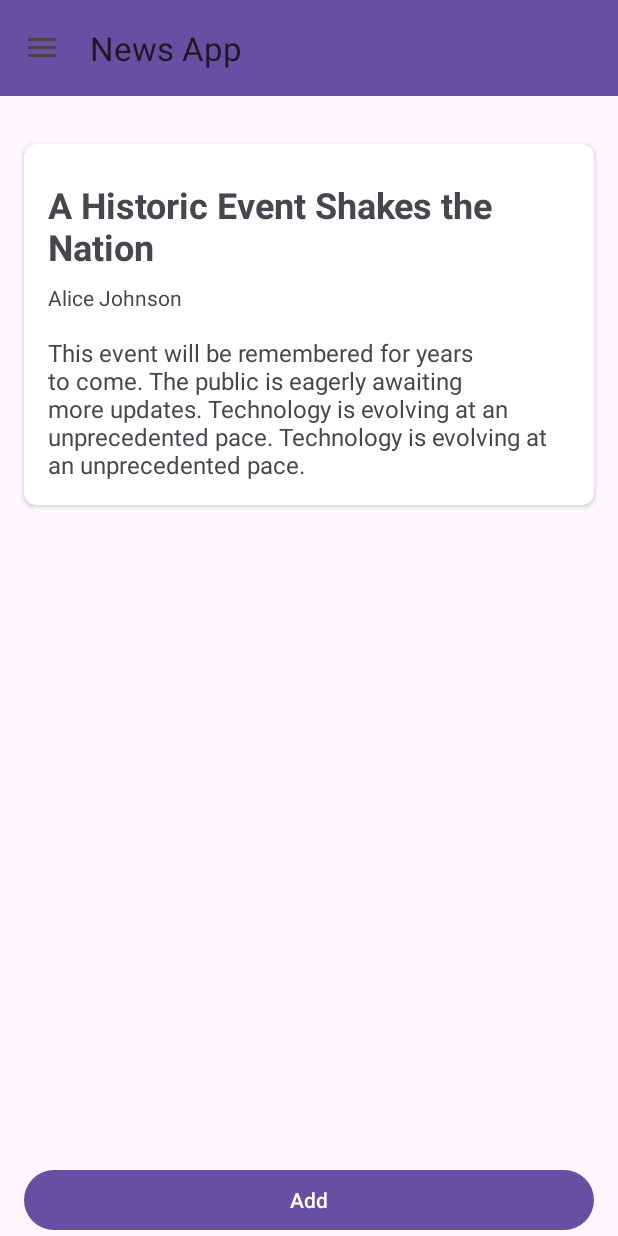
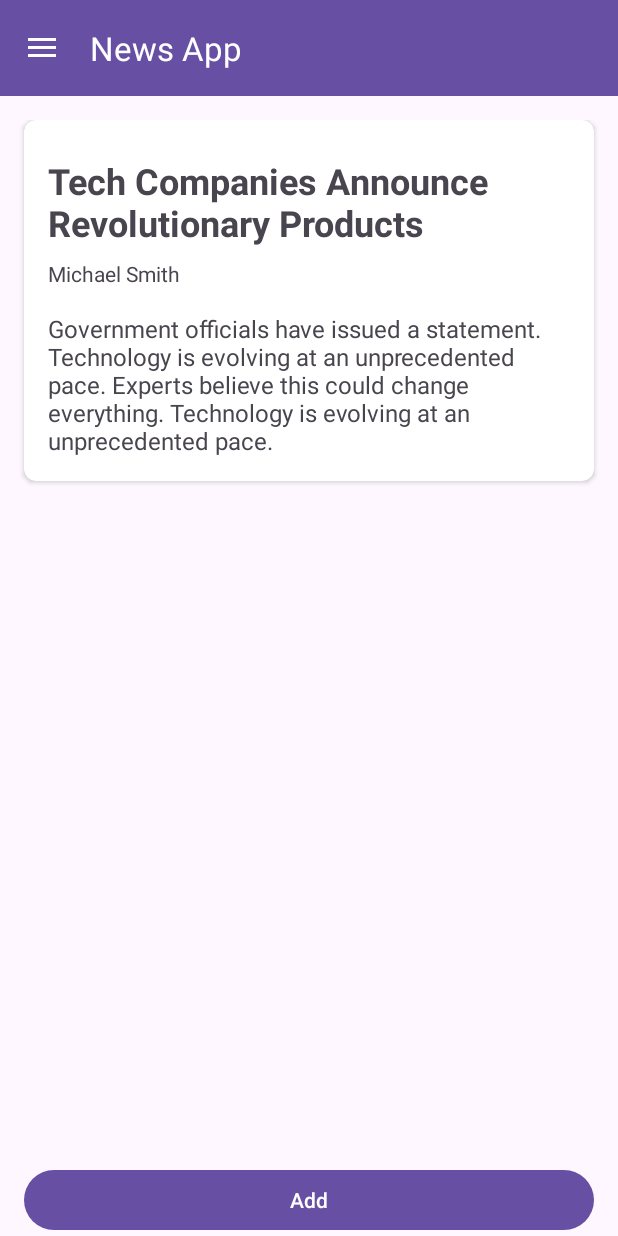
Before and after one commit to sivaprasadnk/android_newsapp, an Android app: the screen it shows after launch (MainActivity), on a phone screen of 412 x 824 dp. Run offline under Robolectric (Android 15) with nearby library versions, the phone set to English and light mode, and no system bars.

Commit message:
adding nav host and navigation

```diff
--- a/app/build.gradle.kts
+++ b/app/build.gradle.kts
@@ -1,7 +1,7 @@
 plugins {
     alias(libs.plugins.android.application)
     alias(libs.plugins.kotlin.android)
-}
+ }
 
 android {
 
@@ -49,6 +49,8 @@ dependencies {
     implementation(libs.material)
     implementation(libs.androidx.activity)
     implementation(libs.androidx.constraintlayout)
+    implementation(libs.androidx.navigation.fragment.ktx)
+    implementation(libs.androidx.navigation.ui.ktx)
     testImplementation(libs.junit)
     androidTestImplementation(libs.androidx.junit)
     androidTestImplementation(libs.androidx.espresso.core)
--- /dev/null
+++ b/app/src/main/java/com/example/newsapp/HomeFragment.kt
@@ -0,0 +1,92 @@
+package com.example.newsapp
+
+import android.os.Bundle
+import android.util.Log
+import androidx.fragment.app.Fragment
+import android.view.LayoutInflater
+import android.view.View
+import android.view.ViewGroup
+import android.widget.FrameLayout
+import androidx.fragment.app.FragmentManager
+import androidx.recyclerview.widget.LinearLayoutManager
+import com.example.newsapp.databinding.ActivityMainBinding
+import com.example.newsapp.databinding.FragmentHomeBinding
+
+
+class HomeFragment() : Fragment() {
+
+
+    private lateinit var binding: FragmentHomeBinding
+
+    override fun onCreateView(
+        inflater: LayoutInflater, container: ViewGroup?,
+        savedInstanceState: Bundle?
+    ): View {
+
+        binding = FragmentHomeBinding.inflate(inflater, container, false)
+        return binding.root
+    }
+
+    override fun onViewCreated(view: View, savedInstanceState: Bundle?) {
+        super.onViewCreated(view, savedInstanceState)
+        val newsList = mutableListOf<News>(
+            News(generateRandomTitle(), generateRandomAuthor(), generateRandomContent())
+        )
+
+//        val adapter = NewsAdaptor(newsList, detailsFragmentRef)
+        val adapter = NewsAdaptor(newsList)
+        binding.recyclerView.adapter = adapter
+        binding.recyclerView.layoutManager = LinearLayoutManager(this.context)
+
+
+
+        binding.btnAdd.setOnClickListener {
+            Log.d("news length", newsList.size.toString())
+            val newsItem = News(
+                title = generateRandomTitle(),
+                author = generateRandomAuthor(),
+                content = generateRandomContent(),
+            )
+            newsList.add(newsItem)
+            adapter.notifyItemInserted(newsList.size - 1)
+        }
+    }
+
+
+    private fun generateRandomTitle(): String {
+        val titles = listOf(
+            "Scientists Unveil a New Discovery",
+            "Stock Market Hits Record Highs",
+            "Weather Conditions Take a Surprising Turn",
+            "Tech Companies Announce Revolutionary Products",
+            "A Historic Event Shakes the Nation"
+        )
+        return titles.random()
+    }
+
+    private fun generateRandomAuthor(): String {
+        val authors = listOf(
+            "Alice Johnson",
+            "Michael Smith",
+            "Emily Davis",
+            "James Wilson",
+            "Sophia Martinez"
+        )
+        return authors.random()
+    }
+
+    private fun generateRandomContent(): String {
+        val sentences = listOf(
+            "Experts believe this could change everything.",
+            "Investors are showing confidence in the market.",
+            "Citizens are reacting to the major development.",
+            "This event will be remembered for years to come.",
+            "Researchers are excited about future possibilities.",
+            "Technology is evolving at an unprecedented pace.",
+            "Government officials have issued a statement.",
+            "The public is eagerly awaiting more updates."
+        )
+        return List(4) { sentences.random() }.joinToString(" ")
+    }
+
+}
--- a/app/src/main/java/com/example/newsapp/MainActivity.kt
+++ b/app/src/main/java/com/example/newsapp/MainActivity.kt
@@ -11,6 +11,8 @@ import androidx.appcompat.app.AppCompatActivity
 import androidx.core.view.ViewCompat
 import androidx.core.view.WindowInsetsCompat
 import androidx.drawerlayout.widget.DrawerLayout
+import androidx.navigation.NavController
+import androidx.navigation.findNavController
 import androidx.recyclerview.widget.LinearLayoutManager
 import androidx.recyclerview.widget.RecyclerView.LayoutManager
 import com.example.newsapp.databinding.ActivityMainBinding
@@ -21,101 +23,56 @@ class MainActivity : AppCompatActivity() {
     private lateinit var binding: ActivityMainBinding
     lateinit var toggle: ActionBarDrawerToggle
     private lateinit var drawerLayout: DrawerLayout
+    private lateinit var navController: NavController
 
     override fun onCreate(savedInstanceState: Bundle?) {
         super.onCreate(savedInstanceState)
 
-        binding= ActivityMainBinding.inflate(layoutInflater)
+        binding = ActivityMainBinding.inflate(layoutInflater)
         drawerLayout = binding.drawerLayout
-        val toolbar: androidx.appcompat.widget.Toolbar= binding.toolbarView
+        val toolbar: androidx.appcompat.widget.Toolbar = binding.toolbarView
         setSupportActionBar(toolbar)
         toggle = ActionBarDrawerToggle(this, binding.drawerLayout, R.string.open, R.string.close)
+
         binding.drawerLayout.addDrawerListener(toggle)
         toggle.syncState()
         supportActionBar?.setDisplayHomeAsUpEnabled(true)
         binding.navView.setNavigationItemSelectedListener {
-//            when(it.itemId){
-//                R.id.item1 -> Toast.makeText(applicationContext," Clicked ${it.title}", Toast.LENGTH_SHORT).show()
-//                R.id.item2 -> Toast.makeText(applicationContext," Clicked Item2", Toast.LENGTH_SHORT).show()
-//                R.id.item3 -> Toast.makeText(applicationContext," Clicked Item3", Toast.LENGTH_SHORT).show()
-//                R.id.item4 -> Toast.makeText(applicationContext," Clicked Item4", Toast.LENGTH_SHORT).show()
-//            }
-            Toast.makeText(applicationContext," Clicked ${it.title}", Toast.LENGTH_SHORT).show()
+            Toast.makeText(applicationContext, " Clicked ${it.title}", Toast.LENGTH_SHORT).show()
             true
         }
+
+
+
+//        supportFragmentManager.beginTransaction().apply {
+//            replace(binding.flView.id, homeFragment)
+//            commit()
+//        }
 
         enableEdgeToEdge()
         setContentView(binding.root)
 
 
-        ViewCompat.setOnApplyWindowInsetsListener(findViewById(R.id.main)) { v, insets ->
+        ViewCompat.setOnApplyWindowInsetsListener(binding.root) { v, insets ->
             val systemBars = insets.getInsets(WindowInsetsCompat.Type.systemBars())
-            v.setPadding(systemBars.left, systemBars.top, systemBars.right, systemBars.bottom)
+            v.setPadding(systemBars.left,systemBars.top,systemBars.right, systemBars.bottom)
             insets
         }
 
-        var newsList = mutableListOf<News>(
-            News(generateRandomTitle(), generateRandomAuthor(), generateRandomContent())
-        )
 
-        val adapter = NewsAdaptor(newsList)
-        binding.recyclerView.adapter = adapter
-        binding.recyclerView.layoutManager= LinearLayoutManager(this)
+    }
 
-
-
-        binding.btnAdd.setOnClickListener{
-            Log.d("news length",newsList.size.toString() )
-             val newsItem = News(
-                 title = generateRandomTitle(),
-                 author = generateRandomAuthor(),
-                 content = generateRandomContent(),
-             )
-            newsList.add(newsItem)
-            adapter.notifyItemInserted(newsList.size-1)
-        }
+    override fun onSupportNavigateUp(): Boolean {
+        navController = findNavController(binding.navHostFragmentContainerView.id)
+        return navController.navigateUp() || super.onSupportNavigateUp()
     }
 
     override fun onOptionsItemSelected(item: MenuItem): Boolean {
-        if(toggle.onOptionsItemSelected(item)){
+        if (toggle.onOptionsItemSelected(item)) {
             return true
         }
         return super.onOptionsItemSelected(item)
     }
 
-    private fun generateRandomTitle(): String {
-        val titles = listOf(
-            "Scientists Unveil a New Discovery",
-            "Stock Market Hits Record Highs",
-            "Weather Conditions Take a Surprising Turn",
-            "Tech Companies Announce Revolutionary Products",
-            "A Historic Event Shakes the Nation"
-        )
-        return titles.random()
-    }
 
-    private fun generateRandomAuthor(): String {
-        val authors = listOf(
-            "Alice Johnson",
-            "Michael Smith",
-            "Emily Davis",
-            "James Wilson",
-            "Sophia Martinez"
-        )
-        return authors.random()
-    }
-
-    private fun generateRandomContent(): String {
-        val sentences = listOf(
-            "Experts believe this could change everything.",
-            "Investors are showing confidence in the market.",
-            "Citizens are reacting to the major development.",
-            "This event will be remembered for years to come.",
-            "Researchers are excited about future possibilities.",
-            "Technology is evolving at an unprecedented pace.",
-            "Government officials have issued a statement.",
-            "The public is eagerly awaiting more updates."
-        )
-        return List(4) { sentences.random() }.joinToString(" ")
-    }
 }
--- /dev/null
+++ b/app/src/main/java/com/example/newsapp/SplashActivity.kt
@@ -0,0 +1,28 @@
+package com.example.newsapp
+
+import android.content.Intent
+import android.os.Bundle
+import android.os.Handler
+import android.os.Looper
+import androidx.activity.enableEdgeToEdge
+import androidx.appcompat.app.AppCompatActivity
+import androidx.core.view.ViewCompat
+import androidx.core.view.WindowInsetsCompat
+
+class SplashActivity : AppCompatActivity() {
+    override fun onCreate(savedInstanceState: Bundle?) {
+        super.onCreate(savedInstanceState)
+        enableEdgeToEdge()
+        setContentView(R.layout.activity_splash)
+        ViewCompat.setOnApplyWindowInsetsListener(findViewById(R.id.main)) { v, insets ->
+            val systemBars = insets.getInsets(WindowInsetsCompat.Type.systemBars())
+            v.setPadding(systemBars.left, systemBars.top, systemBars.right, systemBars.bottom)
+            insets
+        }
+
+        Handler(Looper.getMainLooper()).postDelayed({
+            startActivity(Intent(this, MainActivity::class.java))
+            finish() // Close SplashActivity so it doesn't stay in back stack
+        }, 2000)
+    }
+}
--- a/app/src/main/res/layout/activity_main.xml
+++ b/app/src/main/res/layout/activity_main.xml
@@ -1,16 +1,16 @@
 <?xml version="1.0" encoding="utf-8"?>
 <androidx.drawerlayout.widget.DrawerLayout
-    xmlns:tools="http://schemas.android.com/tools"
     xmlns:android="http://schemas.android.com/apk/res/android"
     xmlns:app="http://schemas.android.com/apk/res-auto"
+    xmlns:tools="http://schemas.android.com/tools"
     android:id="@+id/drawerLayout"
-    tools:context=".MainActivity"
+    android:layout_width="match_parent"
     android:layout_height="match_parent"
-    android:layout_width="match_parent">
+    tools:context=".MainActivity">
 
-    <androidx.constraintlayout.widget.ConstraintLayout
-        android:id="@+id/main"
-        android:padding="16dp"
+    <LinearLayout
+        android:orientation="vertical"
+        android:fitsSystemWindows="true"
         android:layout_width="match_parent"
         android:layout_height="match_parent">
 
@@ -19,40 +19,27 @@
             android:layout_width="match_parent"
             android:layout_height="?attr/actionBarSize"
             android:background="?attr/colorPrimary"
-            app:popupTheme="@style/ThemeOverlay.AppCompat.Light"
-            app:title="News App"
-            app:layout_constraintTop_toTopOf="parent"
-            app:layout_constraintBottom_toTopOf="@id/recyclerView"
-            app:layout_constraintStart_toStartOf="parent"
-            app:layout_constraintEnd_toEndOf="parent"/>
+            android:theme="@style/ThemeOverlay.MaterialComponents.Dark.ActionBar"
+            app:title="News App" />
 
-        <androidx.recyclerview.widget.RecyclerView
-            android:layout_marginTop="16dp"
-            android:id="@+id/recyclerView"
+        <androidx.fragment.app.FragmentContainerView
+            android:id="@+id/navHostFragmentContainerView"
+            android:name="androidx.navigation.fragment.NavHostFragment"
             android:layout_width="match_parent"
-            app:layout_constraintTop_toBottomOf="@id/toolbarView"
-            app:layout_constraintBottom_toTopOf="@id/btnAdd"
-            android:layout_height="0dp"/>
-        <Button
-            android:id="@+id/btnAdd"
-            android:text="@string/add"
-            android:layout_marginHorizontal="16dp"
-            app:layout_constraintTop_toBottomOf="@id/recyclerView"
-            app:layout_constraintBottom_toBottomOf="parent"
-            app:layout_constraintStart_toStartOf="parent"
-            app:layout_constraintEnd_toEndOf="parent"
-            android:layout_width="match_parent"
-            android:layout_height="wrap_content"/>
+            android:layout_height="0dp"
+            android:layout_weight="1"
+            app:defaultNavHost="true"
+            app:navGraph="@navigation/nav_graph"
+            tools:layout_editor_absoluteX="1dp"
+            tools:layout_editor_absoluteY="341dp" />
+    </LinearLayout>
 
-    </androidx.constraintlayout.widget.ConstraintLayout>
     <com.google.android.material.navigation.NavigationView
         android:id="@+id/navView"
         android:layout_width="wrap_content"
         android:layout_height="match_parent"
         android:layout_gravity="start"
+        android:fitsSystemWindows="true"
         app:headerLayout="@layout/nav_header"
-        app:menu="@menu/nav_drawer_menu"
-        android:fitsSystemWindows="true">
-
-    </com.google.android.material.navigation.NavigationView>
+        app:menu="@menu/nav_drawer_menu"/>
 </androidx.drawerlayout.widget.DrawerLayout>
--- /dev/null
+++ b/app/src/main/res/layout/fragment_home.xml
@@ -0,0 +1,26 @@
+<?xml version="1.0" encoding="utf-8"?>
+<androidx.constraintlayout.widget.ConstraintLayout
+    xmlns:android="http://schemas.android.com/apk/res/android"
+    xmlns:app="http://schemas.android.com/apk/res-auto"
+    android:layout_width="match_parent"
+    android:layout_height="match_parent">
+
+    <androidx.recyclerview.widget.RecyclerView
+        android:id="@+id/recyclerView"
+        android:layout_marginTop="16dp"
+        android:layout_width="match_parent"
+        app:layout_constraintTop_toTopOf="parent"
+        app:layout_constraintBottom_toTopOf="@id/btnAdd"
+        android:layout_height="0dp"/>
+    <Button
+        android:id="@+id/btnAdd"
+        android:text="@string/add"
+        android:layout_marginHorizontal="16dp"
+        app:layout_constraintTop_toBottomOf="@id/recyclerView"
+        app:layout_constraintBottom_toBottomOf="parent"
+        app:layout_constraintStart_toStartOf="parent"
+        app:layout_constraintEnd_toEndOf="parent"
+        android:layout_width="match_parent"
+        android:layout_height="wrap_content"/>
+
+</androidx.constraintlayout.widget.ConstraintLayout>
--- a/app/src/main/res/layout/nav_header.xml
+++ b/app/src/main/res/layout/nav_header.xml
@@ -3,6 +3,6 @@
     xmlns:android="http://schemas.android.com/apk/res/android"
     android:layout_width="match_parent"
     android:layout_height="150dp"
-    android:background="@color/design_default_color_primary">
+    android:background="?attr/colorPrimary">
 
 </androidx.constraintlayout.widget.ConstraintLayout>
--- a/app/src/main/res/layout/news_item.xml
+++ b/app/src/main/res/layout/news_item.xml
@@ -4,7 +4,8 @@
     xmlns:app="http://schemas.android.com/apk/res-auto"
     android:id="@+id/cardView"
     android:layout_height="wrap_content"
-    android:layout_margin="16dp"
+    android:layout_marginHorizontal="16dp"
+    android:layout_marginBottom="16dp"
     app:cardCornerRadius="8dp"
     android:clickable="true"
     android:focusable="true"
--- /dev/null
+++ b/app/src/main/res/navigation/nav_graph.xml
@@ -0,0 +1,29 @@
+<?xml version="1.0" encoding="utf-8"?>
+<navigation xmlns:android="http://schemas.android.com/apk/res/android"
+    xmlns:app="http://schemas.android.com/apk/res-auto"
+    xmlns:tools="http://schemas.android.com/tools"
+    android:id="@+id/nav_graph"
+    app:startDestination="@id/homeFragment">
+
+    <fragment
+        android:id="@+id/homeFragment"
+        android:name="com.example.newsapp.HomeFragment"
+        android:label="HomeFragment" >
+        <action
+            android:id="@+id/action_homeFragment_to_detailsFragment"
+            app:destination="@id/detailsFragment" />
+    </fragment>
+    <fragment
+        android:id="@+id/detailsFragment"
+        android:name="com.example.newsapp.DetailsFragment"
+        android:label="DetailsFragment" />
+    <fragment
+        android:id="@+id/testHomeFragment"
+        android:name="com.example.newsapp.TestHomeFragment"
+        android:label="fragment_test_home"
+        tools:layout="@layout/fragment_test_home" >
+        <action
+            android:id="@+id/action_testHomeFragment_to_homeFragment"
+            app:destination="@id/homeFragment" />
+    </fragment>
+</navigation>
--- a/app/src/main/res/values/strings.xml
+++ b/app/src/main/res/values/strings.xml
@@ -7,4 +7,7 @@
     <string name="profile">profile</string>
     <string name="close">close</string>
     <string name="open">open</string>
+    <string name="news_app">News App</string>
+    <!-- TODO: Remove or change this placeholder text -->
+    <string name="hello_blank_fragment">Hello blank fragment</string>
 </resources>
--- a/gradle/libs.versions.toml
+++ b/gradle/libs.versions.toml
@@ -1,5 +1,6 @@
 [versions]
 agp = "8.7.3"
+androidxNavigationSafeargsGradlePlugin = "2.8.8"
 kotlin = "1.9.24"
 coreKtx = "1.15.0"
 junit = "4.13.2"
@@ -10,8 +11,11 @@ material = "1.12.0"
 activity = "1.10.1"
 constraintlayout = "2.2.1"
 recyclerview = "1.3.2"
+navigationFragmentKtx = "2.8.8"
+navigationUiKtx = "2.8.8"
 
 [libraries]
+androidx-androidx-navigation-safeargs-gradle-plugin = { module = "androidx.navigation.safeargs:androidx.navigation.safeargs.gradle.plugin", version.ref = "androidxNavigationSafeargsGradlePlugin" }
 androidx-core-ktx = { group = "androidx.core", name = "core-ktx", version.ref = "coreKtx" }
 androidx-recyclerview = { module = "androidx.recyclerview:recyclerview", version.ref = "recyclerview" }
 junit = { group = "junit", name = "junit", version.ref = "junit" }
@@ -21,6 +25,8 @@ androidx-appcompat = { group = "androidx.appcompat", name = "appcompat", version
 material = { group = "com.google.android.material", name = "material", version.ref = "material" }
 androidx-activity = { group = "androidx.activity", name = "activity", version.ref = "activity" }
 androidx-constraintlayout = { group = "androidx.constraintlayout", name = "constraintlayout", version.ref = "constraintlayout" }
+androidx-navigation-fragment-ktx = { group = "androidx.navigation", name = "navigation-fragment-ktx", version.ref = "navigationFragmentKtx" }
+androidx-navigation-ui-ktx = { group = "androidx.navigation", name = "navigation-ui-ktx", version.ref = "navigationUiKtx" }
 
 [plugins]
 android-application = { id = "com.android.application", version.ref = "agp" }
```
Also changed, not shown: app/src/main/AndroidManifest.xml (+10 -5 lines), app/src/main/java/com/example/newsapp/DetailsFragment.kt (added, +34 -0 lines), app/src/main/java/com/example/newsapp/NewsAdaptor.kt (+7 -4 lines), app/src/main/java/com/example/newsapp/TestHomeFragment.kt (added, +59 -0 lines), app/src/main/res/layout/activity_splash.xml (added, +23 -0 lines), app/src/main/res/layout/fragment_details.xml (added, +63 -0 lines), app/src/main/res/layout/fragment_test_home.xml (added, +22 -0 lines), app/src/main/res/values/style.xml (added, +8 -0 lines), build.gradle.kts (+10 -0 lines).
